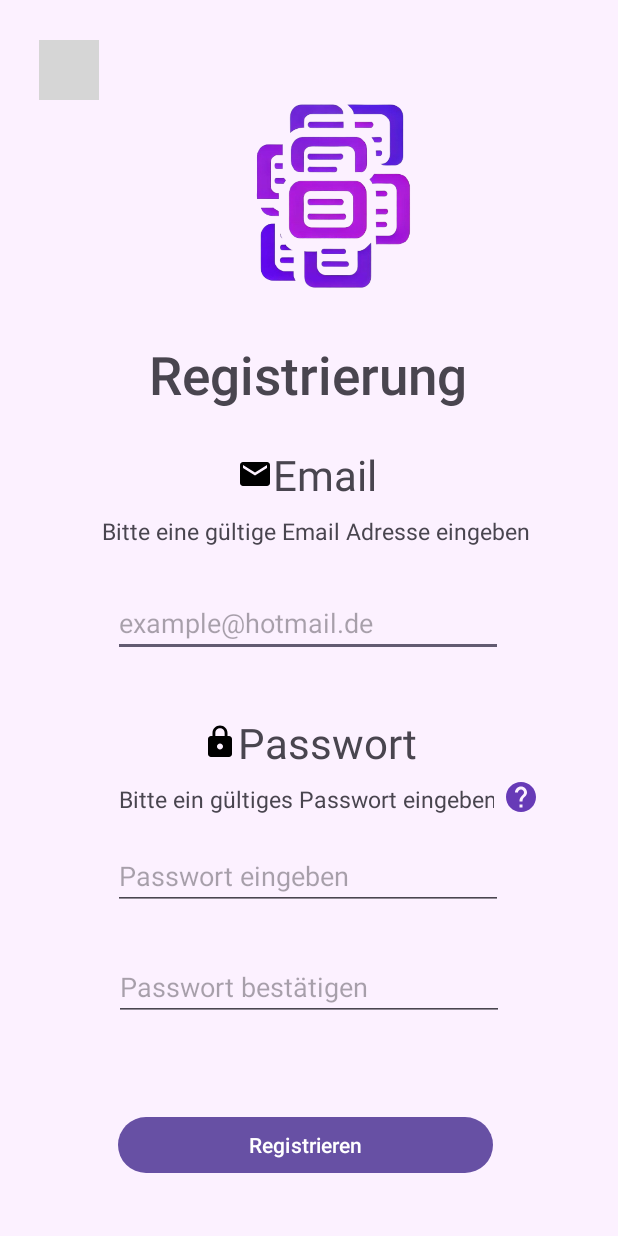
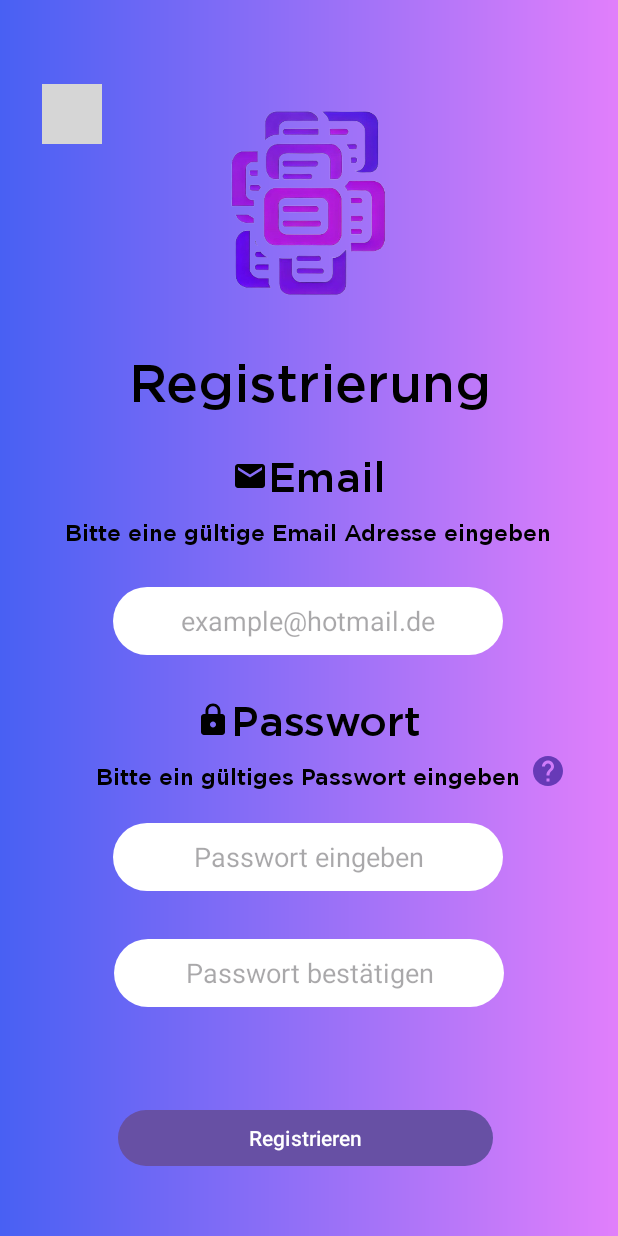
Before and after one commit to marlonhahnfeld/WeeklyPlaner, an Android app: the RegisterScreen screen opened directly, with no data from a screen before it, on a phone screen of 412 x 824 dp. Run offline under Robolectric (Android 15) with nearby library versions, the phone set to English and light mode, and no system bars; grey boxes are pictures that could not be loaded.

Commit message:
UI Login + Register überarbeitet

```diff
--- /dev/null
+++ b/app/src/main/res/drawable/background_gradient.xml
@@ -0,0 +1,8 @@
+<?xml version="1.0" encoding="utf-8"?>
+<shape xmlns:android="http://schemas.android.com/apk/res/android">
+    <gradient
+        android:startColor="#4860F3"
+        android:endColor="@color/purple"
+        android:type="linear"
+        android:angle="0"/>
+</shape>
--- a/app/src/main/res/layout/activity_add.xml
+++ b/app/src/main/res/layout/activity_add.xml
@@ -83,11 +83,12 @@
         android:layout_centerHorizontal="true"
         android:layout_marginStart="62dp"
         android:layout_marginTop="148dp"
-        android:hint="@string/wieLautetDerTerminName"
         android:background="#ffffff"
         android:elevation="10dp"
         android:gravity="start"
-        android:padding="5dp" />
+        android:hint="@string/wieLautetDerTerminName"
+        android:padding="5dp"
+        tools:ignore="TouchTargetSizeCheck" />
 
     <Spinner
         android:id="@+id/prioListe"
@@ -97,7 +98,8 @@
         android:layout_alignParentBottom="true"
         android:layout_centerHorizontal="true"
         android:layout_marginStart="56dp"
-        android:layout_marginBottom="252dp" />
+        android:layout_marginBottom="252dp"
+        tools:ignore="TouchTargetSizeCheck" />
 
     <Button
         android:id="@+id/saveButton"
--- a/app/src/main/res/layout/activity_login_screen.xml
+++ b/app/src/main/res/layout/activity_login_screen.xml
@@ -5,7 +5,7 @@
     android:id="@+id/LoginScreenActivityLayout"
     android:layout_width="match_parent"
     android:layout_height="match_parent"
-    android:background="@color/light_purple"
+    android:background="@drawable/background_gradient"
     tools:context=".LoginScreen">
 
     <TextView
@@ -15,14 +15,16 @@
         android:layout_marginStart="99dp"
         android:layout_marginEnd="99dp"
         android:layout_marginBottom="40dp"
-        android:fontFamily="sans-serif-medium"
+        android:fontFamily="@font/gothammedium1"
         android:text="@string/weeklyPlaner"
         android:textAlignment="center"
+        android:textColor="@color/black"
         android:textSize="35sp"
         app:layout_constraintBottom_toTopOf="@+id/textViewEmail"
         app:layout_constraintEnd_toEndOf="parent"
         app:layout_constraintStart_toStartOf="parent"
         app:layout_constraintTop_toBottomOf="@+id/logoView" />
+
 
     <TextView
         android:id="@+id/textViewPassword"
@@ -32,6 +34,8 @@
         android:layout_marginEnd="134dp"
         android:text="@string/passwort"
         android:textSize="28sp"
+        android:textColor="@color/black"
+        android:fontFamily="@font/gothammedium1"
         app:drawableStartCompat="@drawable/ic_lock_dark"
         app:layout_constraintBottom_toTopOf="@+id/editTextPassword"
         app:layout_constraintEnd_toEndOf="parent"
@@ -66,6 +70,8 @@
         android:layout_marginEnd="159dp"
         android:text="@string/email"
         android:textSize="28sp"
+        android:fontFamily="@font/gothammedium1"
+        android:textColor="@color/black"
         app:drawableStartCompat="@drawable/ic_email_dark"
         app:layout_constraintBottom_toTopOf="@+id/editTextEmail"
         app:layout_constraintEnd_toEndOf="parent"
--- a/app/src/main/res/layout/activity_register_screen.xml
+++ b/app/src/main/res/layout/activity_register_screen.xml
@@ -5,7 +5,7 @@
     android:id="@+id/RegisterActivityLayout"
     android:layout_width="wrap_content"
     android:layout_height="match_parent"
-    android:background="@color/light_purple"
+    android:background="@drawable/background_gradient"
     tools:context=".RegisterScreen">
 
     <!--TODO: TextView für den CountSigns für Passwort-->
@@ -16,11 +16,13 @@
         android:layout_height="40dp"
         android:layout_marginEnd="40dp"
         android:layout_marginBottom="250dp"
-        android:background="@color/light_purple"
+        android:background="#00FFFFFF"
         app:layout_constraintBottom_toTopOf="@+id/textValidEmail"
         app:layout_constraintEnd_toStartOf="@+id/logoView"
+        app:layout_constraintHorizontal_bias="0.8"
         app:layout_constraintStart_toStartOf="parent"
         app:layout_constraintTop_toTopOf="parent"
+        app:layout_constraintVertical_bias="1.0"
         app:srcCompat="@drawable/car_ui_icon_arrow_back"
         tools:ignore="ContentDescription,SpeakableTextPresentCheck,TouchTargetSizeCheck" />
 
@@ -30,12 +32,14 @@
         android:layout_height="wrap_content"
         android:layout_marginStart="100dp"
         android:layout_marginEnd="101dp"
-        android:fontFamily="sans-serif-medium"
+        android:fontFamily="@font/gothammedium1"
         android:text="@string/Registrieren"
         android:textAlignment="center"
+        android:textColor="@color/black"
         android:textSize="35sp"
         app:layout_constraintBottom_toTopOf="@+id/textViewEmail"
         app:layout_constraintEnd_toEndOf="parent"
+        app:layout_constraintHorizontal_bias="0.482"
         app:layout_constraintStart_toStartOf="parent"
         app:layout_constraintTop_toBottomOf="@+id/logoView" />
 
@@ -46,12 +50,13 @@
         android:layout_marginStart="158dp"
         android:layout_marginTop="15dp"
         android:layout_marginEnd="159dp"
+        android:fontFamily="@font/gothammedium1"
         android:text="@string/email"
+        android:textColor="@color/black"
         android:textSize="28sp"
         app:drawableStartCompat="@drawable/ic_email_dark"
         app:layout_constraintBottom_toTopOf="@+id/textValidEmail"
         app:layout_constraintEnd_toEndOf="parent"
-        app:layout_constraintHorizontal_bias="0.0"
         app:layout_constraintStart_toStartOf="parent"
         app:layout_constraintTop_toBottomOf="@+id/textViewRegister" />
 
@@ -61,11 +66,13 @@
         android:layout_height="wrap_content"
         android:layout_marginStart="68dp"
         android:layout_marginEnd="69dp"
+        android:fontFamily="@font/gothammedium1"
         android:text="@string/emailAngeben"
+        android:textColor="@color/black"
         android:textSize="15sp"
         app:layout_constraintBottom_toTopOf="@+id/editTextEmail"
         app:layout_constraintEnd_toEndOf="parent"
-        app:layout_constraintHorizontal_bias="0.0"
+        app:layout_constraintHorizontal_bias="0.487"
         app:layout_constraintStart_toStartOf="parent"
         app:layout_constraintTop_toBottomOf="@+id/textViewEmail" />
 
@@ -75,10 +82,13 @@
         android:layout_height="wrap_content"
         android:layout_marginStart="84dp"
         android:layout_marginEnd="85dp"
+        android:fontFamily="@font/gothammedium1"
         android:text="@string/passwordEingeben"
+        android:textColor="@color/black"
         android:textSize="15sp"
         app:layout_constraintBottom_toTopOf="@+id/editTextPassword"
         app:layout_constraintEnd_toEndOf="parent"
+        app:layout_constraintHorizontal_bias="0.484"
         app:layout_constraintStart_toStartOf="parent"
         app:layout_constraintTop_toBottomOf="@+id/textViewPassword" />
 
@@ -87,11 +97,13 @@
         android:layout_width="260dp"
         android:layout_height="45dp"
         android:layout_marginStart="75dp"
-        android:layout_marginTop="20dp"
+        android:layout_marginTop="15dp"
         android:layout_marginEnd="76dp"
+        android:background="@drawable/rounded_edittext"
         android:ems="10"
         android:hint="@string/exampleEmail"
         android:inputType="textEmailAddress"
+        android:textAlignment="center"
         app:layout_constraintBottom_toTopOf="@+id/textViewPassword"
         app:layout_constraintEnd_toEndOf="parent"
         app:layout_constraintHorizontal_bias="0.0"
@@ -104,13 +116,16 @@
         android:layout_width="wrap_content"
         android:layout_height="wrap_content"
         android:layout_marginStart="134dp"
-        android:layout_marginTop="30dp"
+        android:layout_marginTop="15dp"
         android:layout_marginEnd="134dp"
+        android:fontFamily="@font/gothammedium1"
         android:text="@string/passwort"
+        android:textColor="@color/black"
         android:textSize="28sp"
         app:drawableStartCompat="@drawable/ic_lock_dark"
         app:layout_constraintBottom_toTopOf="@+id/textValidPassword"
         app:layout_constraintEnd_toEndOf="parent"
+        app:layout_constraintHorizontal_bias="0.555"
         app:layout_constraintStart_toStartOf="parent"
         app:layout_constraintTop_toBottomOf="@+id/editTextEmail" />
 
@@ -123,6 +138,8 @@
         android:layout_marginEnd="101dp"
         android:ems="10"
         android:hint="@string/passwort_eingeben"
+        android:background="@drawable/rounded_edittext"
+        android:textAlignment="center"
         android:inputType="textPassword"
         app:layout_constraintBottom_toTopOf="@+id/editTextPassword2"
         app:layout_constraintEnd_toEndOf="parent"
@@ -133,13 +150,15 @@
     <EditText
         android:id="@+id/editTextPassword2"
         android:layout_width="260dp"
-        android:layout_height="wrap_content"
+        android:layout_height="45dp"
         android:layout_marginStart="75dp"
         android:layout_marginTop="20dp"
         android:layout_marginEnd="76dp"
         android:layout_marginBottom="52dp"
         android:ems="10"
         android:hint="@string/confirmPasswort"
+        android:background="@drawable/rounded_edittext"
+        android:textAlignment="center"
         android:inputType="textPassword"
         app:layout_constraintBottom_toTopOf="@+id/registerButton"
         app:layout_constraintEnd_toEndOf="parent"
@@ -171,6 +190,7 @@
         android:contentDescription="@string/logo"
         app:layout_constraintBottom_toTopOf="@+id/textViewRegister"
         app:layout_constraintEnd_toStartOf="@+id/helpPasswordButton"
+        app:layout_constraintHorizontal_bias="0.0"
         app:layout_constraintStart_toStartOf="parent"
         app:layout_constraintTop_toTopOf="parent"
         app:srcCompat="@drawable/weeklyplaner" />
@@ -179,16 +199,17 @@
         android:id="@+id/helpPasswordButton"
         android:layout_width="35dp"
         android:layout_height="36dp"
-        android:layout_marginTop="63dp"
-        android:layout_marginEnd="50dp"
-        android:background="@color/light_purple"
+        android:layout_marginTop="15dp"
+        android:layout_marginEnd="5dp"
+        android:background="#00FCF1FF"
         android:contentDescription="@string/helpPasswordView"
         android:minWidth="48dp"
         android:minHeight="48dp"
         app:layout_constraintBottom_toTopOf="@+id/editTextPassword"
         app:layout_constraintEnd_toEndOf="parent"
+        app:layout_constraintHorizontal_bias="0.0"
         app:layout_constraintStart_toEndOf="@+id/textValidPassword"
-        app:layout_constraintTop_toBottomOf="@+id/editTextEmail"
+        app:layout_constraintTop_toTopOf="@+id/textViewPassword"
         app:srcCompat="@drawable/ic_helpbox"
         tools:ignore="TouchTargetSizeCheck" />
 
--- a/app/src/main/res/values/colors.xml
+++ b/app/src/main/res/values/colors.xml
@@ -10,5 +10,6 @@
     <color name="red">#FFFF0000</color>
     <color name="blue">#0022FF</color>
     <color name="light_purple">#FCF1FF</color>
+    <color name="purple">#E17FFB</color>
 
 </resources>
```
Also changed, not shown: app/src/main/res/font/gothammedium.ttf (added), app/src/main/res/font/gothammedium1.ttf (added).
